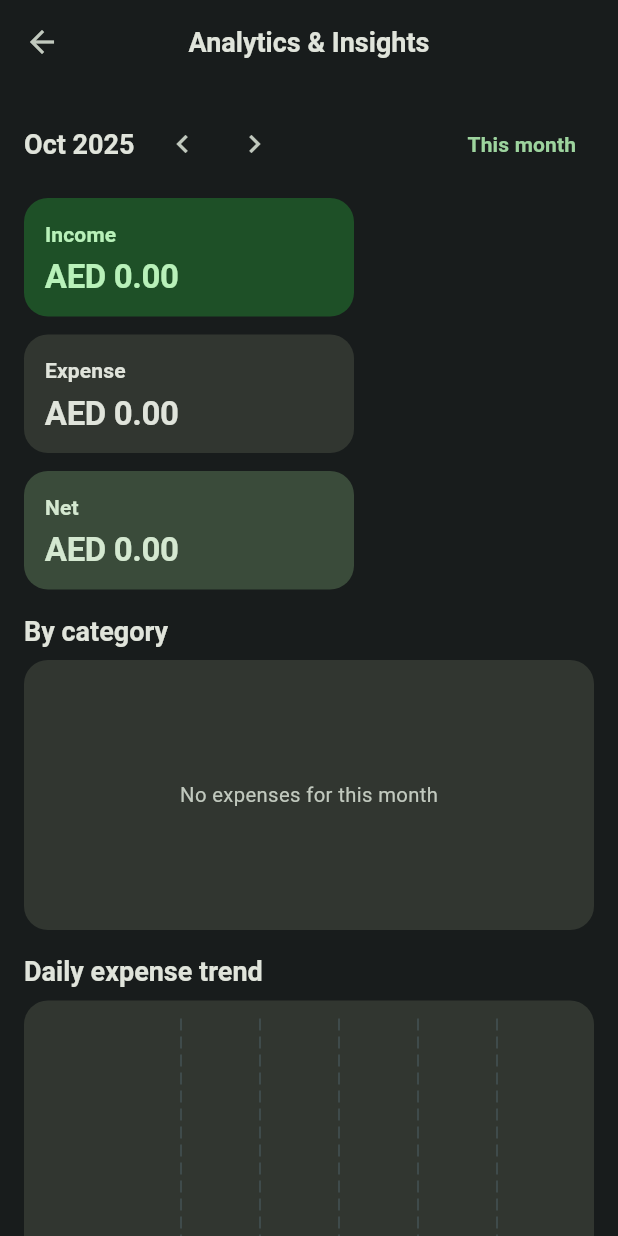
After one commit to Navaskt/fin_track, a Flutter app: the InsightsScreen screen opened by its route, after a tap on the "chevron left" icon, on a phone screen of 412 x 824 dp. The commit adds this screen. Run offline on Flutter 3.47's test engine with Material 3 defaults, Android fonts, the phone set to English and light mode, and no system bars; drawn by our look-alikes of fl_chart; our stand-ins replace flutter_hooks, flutter_riverpod, freezed_annotation, go_router, hive, hive_flutter and 1 more; accounts and stored records are empty; Roboto replaces fonts that are missing (Montserrat).

Commit message:
Implement insights feature with data models, UI components, and localization support

```diff
--- a/lib/app/router.dart
+++ b/lib/app/router.dart
@@ -2,6 +2,7 @@ import 'package:flutter/material.dart';
 import 'package:flutter_riverpod/flutter_riverpod.dart';
 import 'package:go_router/go_router.dart';
 
+import '../features/insights/presentation/pages/insights_page.dart';
 import '../features/transactions/presentation/pages/add_edit_page.dart';
 import '../features/transactions/presentation/pages/home_page.dart';
 
@@ -19,8 +20,11 @@ final appRouterProvider = Provider<GoRouter>((ref) {
           ),
           GoRoute(
             path: 'edit/:id',
-            builder: (context, state) =>
-                AddEditPage(id: state.pathParameters['id']),
+            builder: (context, state) => AddEditPage(id: state.pathParameters['id']),
+          ),
+          GoRoute(
+            path: '/insights',
+            builder: (context, state) => const InsightsScreen(),
           ),
         ],
       ),
--- a/lib/core/widgets/language_selector.dart
+++ b/lib/core/widgets/language_selector.dart
@@ -14,7 +14,7 @@ class LanguageSelector extends ConsumerWidget {
 
     return PopupMenuButton<Locale>(
       tooltip: context.loc.changeLanguage,
-      icon: Icon(Icons.language_outlined, size: 24, color: cs.primary),
+      icon: Icon(Icons.language_outlined, size: 24, color: cs.secondary),
 
       onSelected: (locale) => notifier.setLocale(locale),
       itemBuilder: (context) => [
--- a/lib/core/widgets/theme_selector.dart
+++ b/lib/core/widgets/theme_selector.dart
@@ -12,7 +12,7 @@ class ThemeSelector extends ConsumerWidget {
     final cs = Theme.of(context).colorScheme;
     return PopupMenuButton(
       tooltip: context.loc.themeMenu,
-      icon: Icon(Icons.brightness_6_outlined, color: cs.primary),
+      icon: Icon(Icons.brightness_6_outlined, color: cs.secondary),
       itemBuilder: (_) => [
         PopupMenuItem(
           value: 'light',
--- /dev/null
+++ b/lib/features/insights/data/model/insights_model.dart
@@ -0,0 +1,31 @@
+class MonthlySummary {
+  final DateTime month; // normalized to first day
+  final double income;
+  final double expense; // positive number
+  double get net => income - expense;
+
+  const MonthlySummary({
+    required this.month,
+    required this.income,
+    required this.expense,
+  });
+}
+
+class CategorySlice {
+  final String category; // your existing category string
+  final double amount;   // positive number for expense
+  final double ratio;    // 0..1 within the month
+
+  const CategorySlice({required this.category, required this.amount, required this.ratio});
+}
+
+class InsightsData {
+  final MonthlySummary summary;
+  final List<CategorySlice> byCategory;
+  final List<MapEntry<DateTime,double>> dailyExpense; // for trend
+  const InsightsData({
+    required this.summary,
+    required this.byCategory,
+    required this.dailyExpense,
+  });
+}
--- /dev/null
+++ b/lib/features/insights/presentation/controllers/insights_provider.dart
@@ -0,0 +1,70 @@
+import 'package:fin_track/features/transactions/presentation/controllers/transaction_providers.dart';
+import 'package:flutter_riverpod/legacy.dart';
+import 'package:hooks_riverpod/hooks_riverpod.dart';
+
+import '../../../transactions/domain/entities/transaction_entity.dart';
+import '../../data/model/insights_model.dart';
+
+// Selected month (default: current month)
+final selectedMonthProvider = StateProvider<DateTime>((ref) {
+  final now = DateTime.now();
+  return DateTime(now.year, now.month); // normalize
+});
+
+extension _TxExt on DateTime {
+  DateTime get ymd => DateTime(year, month, day);
+}
+
+bool _isSameMonth(DateTime a, DateTime b) => a.year == b.year && a.month == b.month;
+
+// Aggregator
+final insightsProvider = Provider<InsightsData>((ref) {
+  final selectedMonth = ref.watch(selectedMonthProvider);
+  final txs = ref.watch(transactionsStreamProvider).maybeWhen(
+    data: (v) => v, orElse: () => <TransactionEntity>[],
+  );
+
+  // Filter to selected month
+  final monthTxs = txs.where((t) => _isSameMonth(t.date, selectedMonth)).toList();
+
+  double income = 0, expense = 0;
+  final byCategoryMap = <String, double>{};
+  final byDayMap = <DateTime, double>{};
+
+  for (final t in monthTxs) {
+    final isExpense = t.amount < 0;
+    final val = t.amount.abs();
+
+    if (isExpense) {
+      expense += val;
+      byCategoryMap.update(t.category, (p) => p + val, ifAbsent: () => val);
+      final day = t.date.ymd;
+      byDayMap.update(day, (p) => p + val, ifAbsent: () => val);
+    } else {
+      income += val;
+      // optional: also plot income trend if you want
+    }
+  }
+
+  final totalExpense = expense == 0 ? 1 : expense; // avoid /0
+  final slices = byCategoryMap.entries
+      .map((e) => CategorySlice(
+            category: e.key,
+            amount: e.value,
+            ratio: e.value / totalExpense,
+          ))
+      .toList()
+    ..sort((a,b) => b.amount.compareTo(a.amount));
+
+  // Fill missing days with 0 for a smooth line
+  final start = DateTime(selectedMonth.year, selectedMonth.month, 1);
+  final end = DateTime(selectedMonth.year, selectedMonth.month + 1, 0);
+  final daily = <MapEntry<DateTime,double>>[];
+  for (int i = 0; i < end.day; i++) {
+    final day = DateTime(start.year, start.month, i+1);
+    daily.add(MapEntry(day, byDayMap[day] ?? 0));
+  }
+
+  final summary = MonthlySummary(month: selectedMonth, income: income, expense: expense);
+  return InsightsData(summary: summary, byCategory: slices, dailyExpense: daily);
+});
--- /dev/null
+++ b/lib/features/insights/presentation/pages/insights_page.dart
@@ -0,0 +1,37 @@
+import 'package:fin_track/app/extension/context_extension.dart';
+import 'package:flutter/material.dart';
+import 'package:hooks_riverpod/hooks_riverpod.dart';
+
+import '../controllers/insights_provider.dart';
+import '../widgets/category_breakdown_widget.dart';
+import '../widgets/daily_trend_widget.dart';
+import '../widgets/month_selector_widget.dart';
+import '../widgets/summary_cards_widget.dart';
+import '../widgets/top_categories_widget.dart';
+
+class InsightsScreen extends ConsumerWidget {
+  const InsightsScreen({super.key});
+
+  @override
+  Widget build(BuildContext context, WidgetRef ref) {
+    final data = ref.watch(insightsProvider);
+
+    return Scaffold(
+      appBar: AppBar(title: Text(context.loc.insightsTitle)),
+      body: ListView(
+        padding: const EdgeInsets.all(16),
+        children: [
+          const MonthSelector(),
+          const SizedBox(height: 12),
+          SummaryCards(summary: data.summary),
+          const SizedBox(height: 16),
+          CategoryBreakdown(slices: data.byCategory),
+          const SizedBox(height: 16),
+          DailyTrend(daily: data.dailyExpense),
+          const SizedBox(height: 16),
+          TopCategories(categories: data.byCategory),
+        ],
+      ),
+    );
+  }
+}
--- /dev/null
+++ b/lib/features/insights/presentation/widgets/category_breakdown_widget.dart
@@ -0,0 +1,24 @@
+import 'package:fin_track/app/extension/context_extension.dart';
+import 'package:flutter/material.dart';
+
+import '../../data/model/insights_model.dart';
+import 'category_pie_chart.dart';
+
+class CategoryBreakdown extends StatelessWidget {
+  const CategoryBreakdown({super.key, required this.slices});
+
+  final List<CategorySlice> slices;
+
+  @override
+  Widget build(BuildContext context) {
+    final theme = Theme.of(context);
+    return Column(
+      crossAxisAlignment: CrossAxisAlignment.start,
+      children: [
+        Text(context.loc.byCategory, style: theme.textTheme.titleLarge),
+        const SizedBox(height: 8),
+        CategoryPieChart(slices: slices),
+      ],
+    );
+  }
+}
--- /dev/null
+++ b/lib/features/insights/presentation/widgets/category_pie_chart.dart
@@ -0,0 +1,44 @@
+import 'package:fin_track/app/extension/context_extension.dart';
+import 'package:fl_chart/fl_chart.dart';
+import 'package:flutter/material.dart';
+
+import '../../data/model/insights_model.dart';
+import 'empty_chart.dart';
+
+class CategoryPieChart extends StatelessWidget {
+  const CategoryPieChart({super.key, required this.slices});
+  final List<CategorySlice> slices;
+
+  @override
+  Widget build(BuildContext context) {
+    if (slices.isEmpty) {
+      return EmptyChart(message: context.loc.noExpenses);
+    }
+
+    final textTheme = Theme.of(context).textTheme;
+    final sections = [
+      for (final s in slices)
+        PieChartSectionData(
+          value: s.amount,
+          title: '${(s.ratio * 100).toStringAsFixed(0)}%',
+          radius: 70,
+          titleStyle: textTheme.labelLarge,
+        ),
+    ];
+
+    return SizedBox(
+      height: 220,
+      child: Card(
+        margin: EdgeInsets.zero,
+        child: Padding(
+          padding: const EdgeInsets.all(12),
+          child: PieChart(PieChartData(
+            sections: sections,
+            sectionsSpace: 2,
+            centerSpaceRadius: 36,
+          )),
+        ),
+      ),
+    );
+  }
+}
--- /dev/null
+++ b/lib/features/insights/presentation/widgets/daily_line_chart.dart
@@ -0,0 +1,50 @@
+import 'package:fin_track/app/extension/context_extension.dart';
+import 'package:fl_chart/fl_chart.dart';
+import 'package:flutter/material.dart';
+
+import 'empty_chart.dart';
+
+class DailyLineChart extends StatelessWidget {
+  const DailyLineChart({super.key, required this.daily});
+  final List<MapEntry<DateTime, double>> daily;
+
+  @override
+  Widget build(BuildContext context) {
+    if (daily.isEmpty) return EmptyChart(message: context.loc.noData);
+
+    final spots = [
+      for (var i = 0; i < daily.length; i++) FlSpot(i.toDouble(), daily[i].value),
+    ];
+
+    return SizedBox(
+      height: 220,
+      child: Card(
+        margin: EdgeInsets.zero,
+        child: Padding(
+          padding: const EdgeInsets.all(12),
+          child: LineChart(LineChartData(
+            minY: 0,
+            titlesData: FlTitlesData(
+              leftTitles: const AxisTitles(sideTitles: SideTitles(showTitles: true, reservedSize: 40)),
+              bottomTitles: AxisTitles(
+                  sideTitles: SideTitles(
+                      showTitles: true, interval: (daily.length / 4).clamp(1.0, 7.0).toDouble())),
+              topTitles: const AxisTitles(sideTitles: SideTitles(showTitles: false)),
+              rightTitles: const AxisTitles(sideTitles: SideTitles(showTitles: false)),
+            ),
+            gridData: const FlGridData(show: true),
+            borderData: FlBorderData(show: false),
+            lineBarsData: [
+              LineChartBarData(
+                spots: spots,
+                isCurved: true,
+                dotData: const FlDotData(show: false),
+                belowBarData: BarAreaData(show: true, applyCutOffY: true),
+              ),
+            ],
+          )),
+        ),
+      ),
+    );
+  }
+}
--- /dev/null
+++ b/lib/features/insights/presentation/widgets/daily_trend_widget.dart
@@ -0,0 +1,23 @@
+import 'package:fin_track/app/extension/context_extension.dart';
+import 'package:flutter/material.dart';
+
+import 'daily_line_chart.dart';
+
+class DailyTrend extends StatelessWidget {
+  const DailyTrend({super.key, required this.daily});
+
+  final List<MapEntry<DateTime, double>> daily;
+
+  @override
+  Widget build(BuildContext context) {
+    final theme = Theme.of(context);
+    return Column(
+      crossAxisAlignment: CrossAxisAlignment.start,
+      children: [
+        Text(context.loc.dailyExpenseTrend, style: theme.textTheme.titleLarge),
+        const SizedBox(height: 8),
+        DailyLineChart(daily: daily),
+      ],
+    );
+  }
+}
--- /dev/null
+++ b/lib/features/insights/presentation/widgets/empty_chart.dart
@@ -0,0 +1,20 @@
+import 'package:flutter/material.dart';
+
+class EmptyChart extends StatelessWidget {
+  const EmptyChart({super.key, required this.message});
+  final String message;
+
+  @override
+  Widget build(BuildContext context) {
+    final theme = Theme.of(context);
+    return Container(
+      height: 180,
+      alignment: Alignment.center,
+      decoration: BoxDecoration(
+        color: theme.colorScheme.surfaceContainerHighest,
+        borderRadius: BorderRadius.circular(16),
+      ),
+      child: Text(message, style: theme.textTheme.bodyMedium),
+    );
+  }
+}
--- /dev/null
+++ b/lib/features/insights/presentation/widgets/month_selector_widget.dart
@@ -0,0 +1,46 @@
+import 'package:fin_track/app/extension/context_extension.dart';
+import 'package:flutter/material.dart';
+import 'package:hooks_riverpod/hooks_riverpod.dart';
+import 'package:intl/intl.dart';
+
+import '../controllers/insights_provider.dart';
+
+class MonthSelector extends ConsumerWidget {
+  const MonthSelector({super.key});
+
+  @override
+  Widget build(BuildContext context, WidgetRef ref) {
+    final theme = Theme.of(context);
+    final month = ref.watch(selectedMonthProvider);
+
+    return Row(
+      children: [
+        Text(DateFormat.yMMM().format(month), style: theme.textTheme.titleLarge),
+        const SizedBox(width: 8),
+        IconButton(
+          onPressed: () => _shiftMonth(ref, -1),
+          icon: const Icon(Icons.chevron_left),
+          tooltip: context.loc.prevMonth,
+        ),
+        IconButton(
+          onPressed: () => _shiftMonth(ref, 1),
+          icon: const Icon(Icons.chevron_right),
+          tooltip: context.loc.nextMonth,
+        ),
+        const Spacer(),
+        TextButton(
+          onPressed: () {
+            final now = DateTime.now();
+            ref.read(selectedMonthProvider.notifier).state = DateTime(now.year, now.month);
+          },
+          child: Text(context.loc.monthSelectorThisMonth),
+        ),
+      ],
+    );
+  }
+
+  void _shiftMonth(WidgetRef ref, int step) {
+    final currentMonth = ref.read(selectedMonthProvider);
+    ref.read(selectedMonthProvider.notifier).state = DateTime(currentMonth.year, currentMonth.month + step);
+  }
+}
--- /dev/null
+++ b/lib/features/insights/presentation/widgets/stat_card.dart
@@ -0,0 +1,37 @@
+import 'package:flutter/material.dart';
+
+class StatCard extends StatelessWidget {
+  const StatCard({
+    super.key,
+    required this.title,
+    required this.value,
+    required this.color,
+    required this.textColor,
+  });
+
+  final String title;
+  final String value;
+  final Color color;
+  final Color textColor;
+
+  @override
+  Widget build(BuildContext context) {
+    final textTheme = Theme.of(context).textTheme;
+    return Container(
+      width: 220,
+      padding: const EdgeInsets.all(14),
+      decoration: BoxDecoration(
+        color: color,
+        borderRadius: BorderRadius.circular(16),
+      ),
+      child: Column(
+        crossAxisAlignment: CrossAxisAlignment.start,
+        children: [
+          Text(title, style: textTheme.labelLarge?.copyWith(color: textColor)),
+          const SizedBox(height: 6),
+          Text(value, style: textTheme.displayLarge?.copyWith(color: textColor, fontSize: 22)),
+        ],
+      ),
+    );
+  }
+}
--- /dev/null
+++ b/lib/features/insights/presentation/widgets/summary_cards_widget.dart
@@ -0,0 +1,47 @@
+import 'package:fin_track/app/extension/context_extension.dart';
+import 'package:flutter/material.dart';
+
+import '../../../transactions/presentation/formatters/formatters.dart';
+import '../../data/model/insights_model.dart';
+import 'stat_card.dart';
+
+class SummaryCards extends StatelessWidget {
+  const SummaryCards({super.key, required this.summary});
+
+  final MonthlySummary summary;
+
+  @override
+  Widget build(BuildContext context) {
+    final theme = Theme.of(context);
+    final cs = theme.colorScheme;
+
+    return Wrap(
+      spacing: 12,
+      runSpacing: 12,
+      children: [
+        StatCard(
+          title: context.loc.income,
+          value: formatAED(summary.income),
+          color: cs.primaryContainer,
+          textColor: cs.onPrimaryContainer,
+        ),
+        StatCard(
+          title: context.loc.expense,
+          value: formatAED(summary.expense),
+          color: cs.surfaceContainerHighest,
+          textColor: cs.onSurface,
+        ),
+        StatCard(
+          title: context.loc.net,
+          value: formatAED(summary.net),
+          color: summary.net >= 0
+              ? cs.secondaryContainer
+              : theme.colorScheme.errorContainer,
+          textColor: summary.net >= 0
+              ? cs.onSecondaryContainer
+              : theme.colorScheme.onErrorContainer,
+        ),
+      ],
+    );
+  }
+}
--- /dev/null
+++ b/lib/features/insights/presentation/widgets/top_categories_widget.dart
@@ -0,0 +1,30 @@
+import 'package:fin_track/app/extension/context_extension.dart';
+import 'package:flutter/material.dart';
+
+import '../../../transactions/presentation/formatters/formatters.dart';
+import '../../data/model/insights_model.dart';
+
+class TopCategories extends StatelessWidget {
+  const TopCategories({super.key, required this.categories});
+
+  final List<CategorySlice> categories;
+
+  @override
+  Widget build(BuildContext context) {
+    final theme = Theme.of(context);
+    return Column(
+      crossAxisAlignment: CrossAxisAlignment.start,
+      children: [
+        Text(context.loc.topCategories, style: theme.textTheme.titleLarge),
+        const SizedBox(height: 8),
+        for (final c in categories.take(5))
+          ListTile(
+            dense: true,
+            contentPadding: EdgeInsets.zero,
+            title: Text(c.category),
+            trailing: Text('${(c.ratio * 100).toStringAsFixed(1)}%  •  ${formatAED(c.amount)}'),
+          ),
+      ],
+    );
+  }
+}
--- a/lib/features/transactions/presentation/pages/home_page.dart
+++ b/lib/features/transactions/presentation/pages/home_page.dart
@@ -37,7 +37,15 @@ class HomePage extends ConsumerWidget {
         centerTitle: true,
         elevation: 0,
         scrolledUnderElevation: 2,
-        actions: [const LanguageSelector(), const ThemeSelector()],
+        actions: [
+          IconButton(
+            onPressed: () => context.push('/insights'),
+            icon: Icon(Icons.analytics_outlined, color: cs.secondary),
+            tooltip: 'Analytics',
+          ),
+          const LanguageSelector(),
+          const ThemeSelector(),
+        ],
       ),
       body: const TransactionsGroupedByMonth(),
       floatingActionButton: FloatingActionButton.extended(
--- a/lib/l10n/app_ar.arb
+++ b/lib/l10n/app_ar.arb
@@ -42,5 +42,17 @@
   "edit": "تعديل",
   "todayLabel": "اليوم",
   "yesterdayLabel": "أمس",
-  "changeLanguage": "تغيير اللغة"
+  "changeLanguage": "تغيير اللغة",
+  "insightsTitle": "التحليلات والإحصاءات",
+  "monthSelectorThisMonth": "هذا الشهر",
+  "prevMonth": "السابق",
+  "nextMonth": "التالي",
+  "income": "الدخل",
+  "expense": "المصروف",
+  "net": "الصافي",
+  "byCategory": "حسب الفئة",
+  "dailyExpenseTrend": "اتجاه المصروف اليومي",
+  "topCategories": "أعلى الفئات",
+  "noExpenses": "لا توجد مصروفات هذا الشهر",
+  "noData": "لا توجد بيانات"
 }
```
